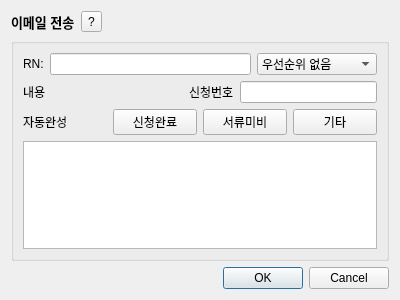
Above: ui/mail_dialog.ui from Glen-Lee-glitch/new_viewer before the change. Below: the same form after it.
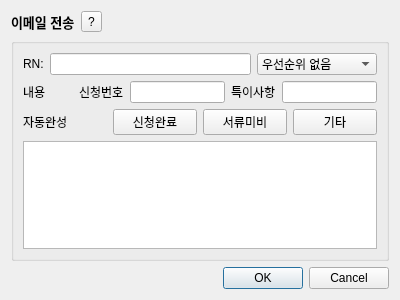
That is the form after the change.

Commit message:
feat(ui): MailDialog UI 개선 및 추가 요소 구현
- '특이사항' 라벨 및 입력 필드 추가하여 사용자 입력 옵션 확장

What changed in the file:
```diff
--- a/ui/mail_dialog.ui
+++ b/ui/mail_dialog.ui
@@ -178,6 +178,16 @@
           <item>
            <widget class="QLineEdit" name="apply_number"/>
           </item>
+          <item>
+           <widget class="QLabel" name="label_5">
+            <property name="text">
+             <string>특이사항</string>
+            </property>
+           </widget>
+          </item>
+          <item>
+           <widget class="QLineEdit" name="lineEdit"/>
+          </item>
          </layout>
         </item>
         <item>
```
Left out of the diff: 15 changed lines with no effect on the pictures.
